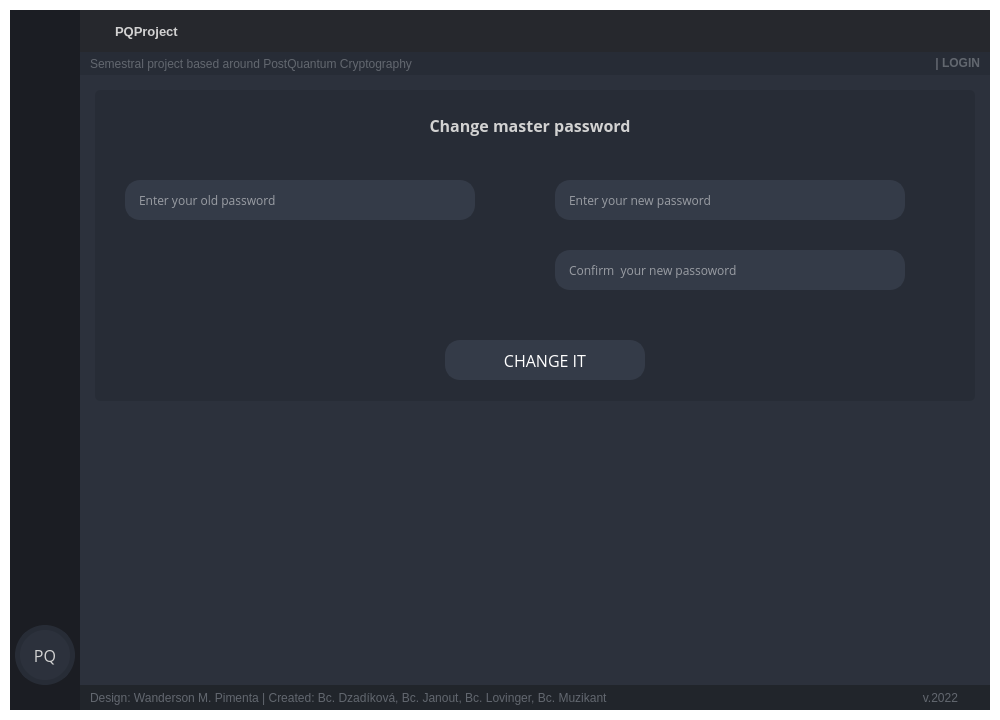
The window that gui/GUI_BASE.ui (Muzosh/PQ-crypto-test-app) describes before a commit, drawn with Qt 5.
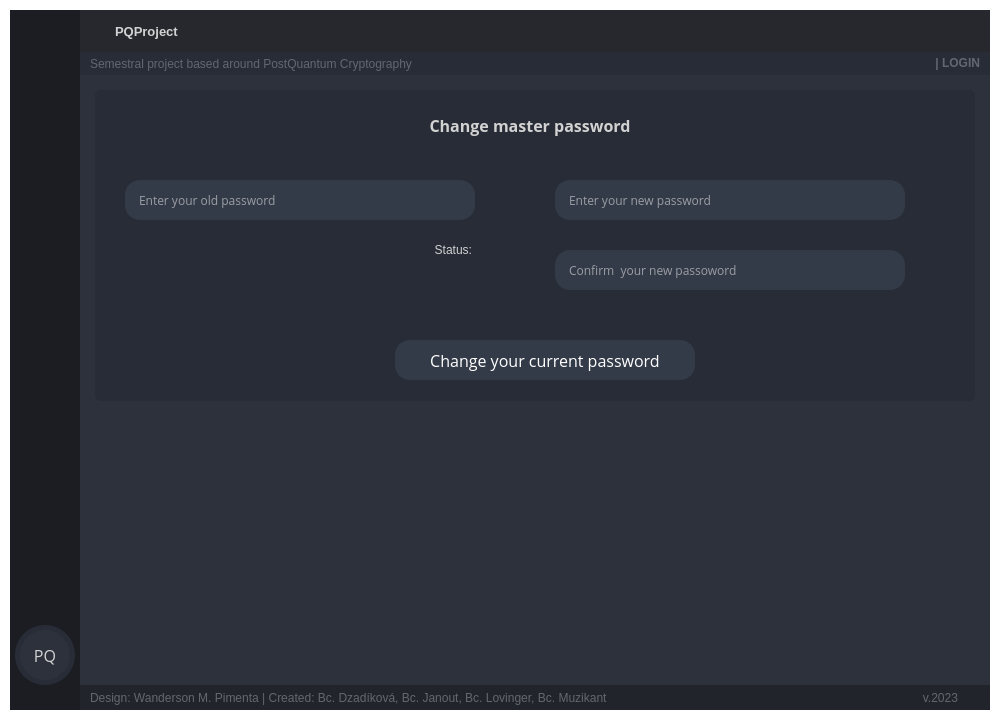
The same window after the commit. The open tabs and pages were chosen to show the change. Icons and pictures are not drawn.

```diff
--- a/gui/GUI_BASE.ui
+++ b/gui/GUI_BASE.ui
@@ -2138,9 +2138,9 @@
                      </property>
                      <property name="geometry">
                       <rect>
-                       <x>350</x>
+                       <x>300</x>
                        <y>250</y>
-                       <width>200</width>
+                       <width>300</width>
                        <height>40</height>
                       </rect>
                      </property>
@@ -2152,7 +2152,7 @@
                      </property>
                      <property name="minimumSize">
                       <size>
-                       <width>200</width>
+                       <width>300</width>
                        <height>40</height>
                       </size>
                      </property>
@@ -2188,7 +2188,7 @@
                       <set>Qt::ImhNone</set>
                      </property>
                      <property name="text">
-                      <string>CHANGE IT</string>
+                      <string>Change your current password</string>
                      </property>
                      <property name="icon">
                       <iconset>
@@ -2199,6 +2199,22 @@
                       <bool>true</bool>
                      </property>
                     </widget>
+                    <widget class="QLabel" name="change_pass_label">
+                     <property name="geometry">
+                      <rect>
+                       <x>36</x>
+                       <y>150</y>
+                       <width>341</width>
+                       <height>20</height>
+                      </rect>
+                     </property>
+                     <property name="text">
+                      <string>Status:</string>
+                     </property>
+                     <property name="alignment">
+                      <set>Qt::AlignRight|Qt::AlignTrailing|Qt::AlignVCenter</set>
+                     </property>
+                    </widget>
                    </widget>
                   </widget>
                   <widget class="QWidget" name="page_enc_dsa">
@@ -8297,7 +8313,7 @@
                       <set>Qt::ImhNone</set>
                      </property>
                      <property name="text">
-                      <string>v.2022</string>
+                      <string>v.2023</string>
                      </property>
                      <property name="alignment">
                       <set>Qt::AlignRight|Qt::AlignTrailing|Qt::AlignVCenter</set>
```
Left out of the diff: 268 changed lines with no effect on the pictures.
